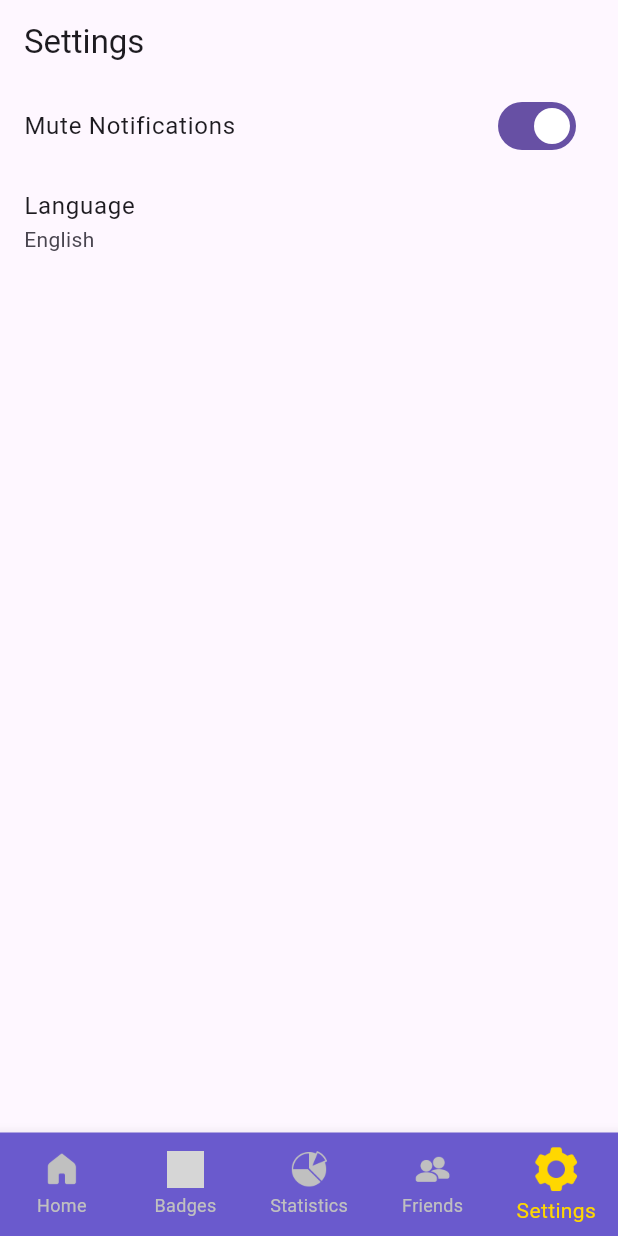
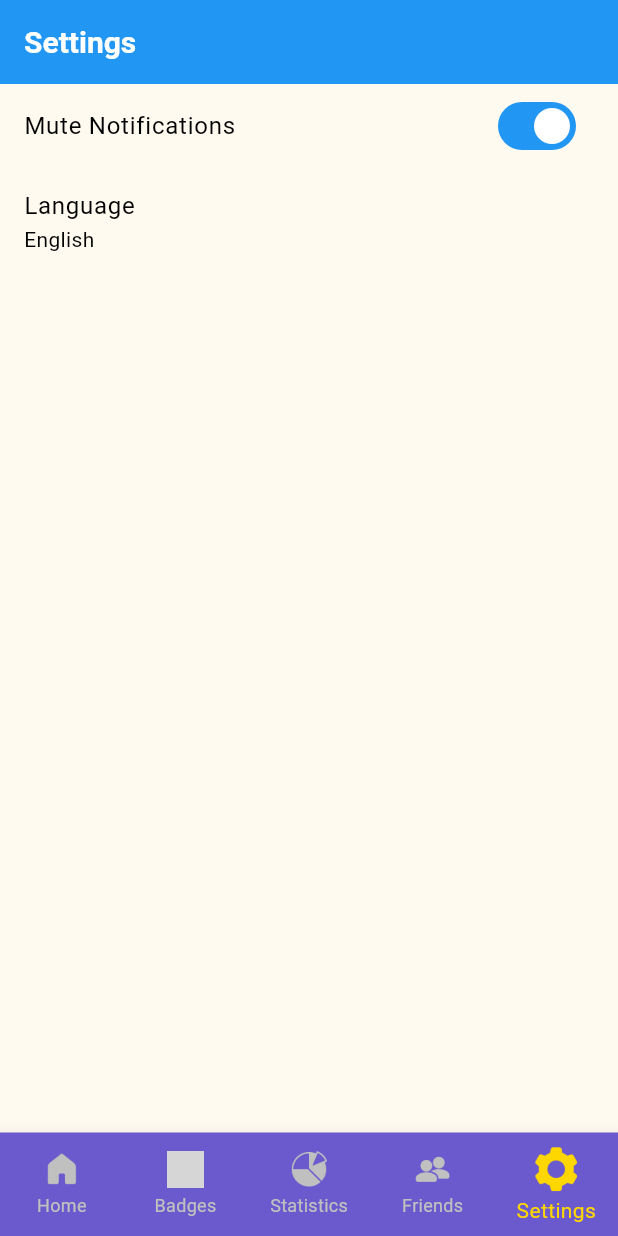
Before and after one commit to susiecamazotz/focusbuddy, a Flutter app: the screen it shows after launch, item 5 of the bottom bar chosen, after a tap on "Language", on a phone screen of 412 x 824 dp. Run offline on Flutter 3.47's test engine with Material 3 defaults, Android fonts, the phone set to English and light mode, and no system bars; our stand-ins replace sleek_circular_slider; Roboto replaces fonts that are missing (Georgia); grey boxes are pictures that could not be loaded.

Commit message:
added theme properties and time slider

```diff
--- a/lib/main.dart
+++ b/lib/main.dart
@@ -1,18 +1,20 @@
 import 'package:flutter/material.dart';
-import 'theme.dart'; // Make sure the path to theme.dart is correct
-import 'navigation.dart'; // Make sure the path to navigation.dart is correct
+import 'theme.dart'; // Import theme.dart where appThemeData is defined
+import 'navigation.dart'; // Import navigation.dart where NavigationScreen is defined
 
 void main() {
-  runApp(MyApp());
+  runApp(const MyApp());
 }
 
 class MyApp extends StatelessWidget {
+  const MyApp({super.key});
+
   @override
   Widget build(BuildContext context) {
     return MaterialApp(
-      title: 'Flutter Demo',
-      theme: appThemeData, // Make sure this is defined in theme.dart
-      home: NavigationScreen(), // Root widget with bottom navigation
+      title: 'Focus Buddy',
+      theme: appThemeData, // Use the theme data defined in theme.dart
+      home: const NavigationScreen(), // Root widget with bottom navigation
     );
   }
 }
--- a/lib/navigation.dart
+++ b/lib/navigation.dart
@@ -1,25 +1,38 @@
+// ignore_for_file: library_private_types_in_public_api
+
 import 'package:flutter/material.dart';
-import 'screens/home_screen.dart'; // Make sure you have this screen created
-import 'screens/badge_screen.dart'; // Make sure you have this screen created
-import 'screens/statistics_screen.dart'; // Make sure you have this screen created
-import 'screens/friends_screen.dart'; // Make sure you have this screen created
-import 'screens/settings_screen.dart'; // Make sure you have this screen created
+import 'screens/home_screen.dart';
+import 'screens/badge_screen.dart';
+import 'screens/statistics_screen.dart';
+import 'screens/friends_screen.dart';
+import 'screens/settings_screen.dart';
 
 class NavigationScreen extends StatefulWidget {
+  const NavigationScreen({super.key});
+
   @override
   _NavigationScreenState createState() => _NavigationScreenState();
 }
 
 class _NavigationScreenState extends State<NavigationScreen> {
   int _selectedIndex = 0;
+  bool _isTimerRunning = false; // To track timer state
 
-  static List<Widget> _widgetOptions = <Widget>[
-    HomeScreen(),
-    BadgeScreen(),
-    StatisticsScreen(),
-    FriendsScreen(),
-    SettingsScreen(),
+  List<Widget> _widgetOptions() {
+    return <Widget>[
+      HomeScreen(
+        onTimerToggle: (isRunning) {
+          setState(() {
+            _isTimerRunning = isRunning;
+          });
+        },
+      ),
+      const BadgeScreen(),
+      const StatisticsScreen(),
+      const FriendsScreen(),
+      const SettingsScreen(),
     ];
+  }
 
   void _onItemTapped(int index) {
     setState(() {
@@ -31,9 +44,11 @@ class _NavigationScreenState extends State<NavigationScreen> {
   Widget build(BuildContext context) {
     return Scaffold(
       body: Center(
-        child: _widgetOptions.elementAt(_selectedIndex),
+        child: _widgetOptions().elementAt(_selectedIndex),
       ),
-      bottomNavigationBar: BottomNavigationBar(
+      bottomNavigationBar: _isTimerRunning
+          ? null
+          : BottomNavigationBar(
               items: const <BottomNavigationBarItem>[
                 BottomNavigationBarItem(
                   icon: ImageIcon(AssetImage("assets/icons/home_icon.png")),
@@ -57,15 +72,8 @@ class _NavigationScreenState extends State<NavigationScreen> {
                 ),
               ],
               currentIndex: _selectedIndex,
-        selectedItemColor: Color(0xFFFFD700), // Selected item color
-        unselectedItemColor: Color(0xFFC0C0C0), // Unselected item color
-        backgroundColor: Color(0xFF6A5ACD), // Background color
-        selectedIconTheme: IconThemeData(size: 35), // Selected icon size
-        unselectedIconTheme: IconThemeData(size: 25), // Unselected icon size
-        selectedLabelStyle: TextStyle(fontSize: 14), // Selected label style
-        unselectedLabelStyle: TextStyle(fontSize: 12), // Unselected label style
               onTap: _onItemTapped,
-        type: BottomNavigationBarType.fixed, // Fixed type for background color
+              type: BottomNavigationBarType.fixed,
             ),
     );
   }
--- a/lib/screens/badge_screen.dart
+++ b/lib/screens/badge_screen.dart
@@ -1,14 +1,16 @@
 import 'package:flutter/material.dart';
 
 class BadgeScreen extends StatelessWidget {
+  const BadgeScreen({super.key});
+
   @override
   Widget build(BuildContext context) {
     return Scaffold(
       appBar: AppBar(
-        title: Text('Badges'),
+        title: const Text('Badges'),
       ),
       body: GridView.builder(
-        gridDelegate: SliverGridDelegateWithFixedCrossAxisCount(
+        gridDelegate: const SliverGridDelegateWithFixedCrossAxisCount(
           crossAxisCount: 3,
         ),
         itemCount: 20, // Replace with your actual number of badges
--- a/lib/screens/friends_screen.dart
+++ b/lib/screens/friends_screen.dart
@@ -1,18 +1,20 @@
 import 'package:flutter/material.dart';
 
 class FriendsScreen extends StatelessWidget {
+  const FriendsScreen({super.key});
+
   @override
   Widget build(BuildContext context) {
     return Scaffold(
       appBar: AppBar(
-        title: Text('Friends'),
+        title: const Text('Friends'),
       ),
       body: ListView.builder(
         itemCount: 10, // Replace with the actual number of friends
         itemBuilder: (context, index) {
           return ListTile(
-            leading:
-                Icon(Icons.person), // Replace with friend's avatar if available
+            leading: const Icon(
+                Icons.person), // Replace with friend's avatar if available
             title: Text('Friend ${index + 1}'),
             subtitle: Text('Status of friend ${index + 1}'),
           );
--- a/lib/screens/home_screen.dart
+++ b/lib/screens/home_screen.dart
@@ -1,91 +1,143 @@
 import 'package:flutter/material.dart';
 import 'dart:async';
+import 'package:sleek_circular_slider/sleek_circular_slider.dart';
 
 class HomeScreen extends StatefulWidget {
+  final Function(bool)? onTimerToggle; // Callback function
+
+  const HomeScreen({super.key, this.onTimerToggle});
+
   @override
+  // ignore: library_private_types_in_public_api
   _HomeScreenState createState() => _HomeScreenState();
 }
 
 class _HomeScreenState extends State<HomeScreen> {
-  static const maxSeconds = 25 * 60;
-  int seconds = maxSeconds;
+  int _currentSliderValue =
+      10; // Initialize with the minimum value i.e., 10 minutes
+  late int seconds; // Declared as late
   Timer? timer;
 
+  @override
+  void initState() {
+    super.initState();
+    seconds = _currentSliderValue * 60;
+  }
+
   void startTimer() {
-    if (timer == null || !timer!.isActive) {
-      timer = Timer.periodic(Duration(seconds: 1), (_) {
+    timer?.cancel(); // Cancel any existing timers
+    timer = Timer.periodic(const Duration(seconds: 1), (_) {
       if (seconds > 0) {
         setState(() {
           seconds--;
         });
       } else {
         timer?.cancel();
+        widget.onTimerToggle?.call(false); // Inform that the timer has stopped
       }
     });
-    }
+    widget.onTimerToggle?.call(true); // Inform that the timer has started
   }
 
   void cancelTimer() {
-    if (timer != null && timer!.isActive) {
     timer?.cancel();
-    }
     setState(() {
-      seconds = maxSeconds;
+      seconds = _currentSliderValue * 60;
     });
-  }
-
-  @override
-  void dispose() {
-    timer?.cancel();
-    super.dispose();
+    widget.onTimerToggle?.call(false); // Inform that the timer has stopped
   }
 
   @override
   Widget build(BuildContext context) {
+    bool isTimerActive = timer?.isActive ?? false;
+    double sliderSize = MediaQuery.of(context).size.width *
+        0.8; // Example size, adjust as needed
+
     return Scaffold(
       appBar: AppBar(
-        title: Text('Home'),
+        title: const Text('Focus Buddy'),
+        leading: isTimerActive
+            ? Container()
+            : null, // Hide back button when timer is active
       ),
-      body: SingleChildScrollView(
-        child: Center(
-          child: Column(
-            mainAxisAlignment: MainAxisAlignment.center,
+      body: Column(
+        crossAxisAlignment: CrossAxisAlignment.center,
         children: <Widget>[
-              SizedBox(height: 20),
-              Text(
-                '${(seconds ~/ 60).toString().padLeft(2, '0')}:${(seconds % 60).toString().padLeft(2, '0')}',
-                style: TextStyle(fontSize: 92, fontWeight: FontWeight.bold),
+          // Circular Slider with Cat Image in the center
+          Stack(
+            alignment: Alignment.center,
+            children: <Widget>[
+              SleekCircularSlider(
+                appearance: CircularSliderAppearance(
+                  size: sliderSize,
+                  angleRange: 360,
+                  startAngle: 90,
+                  customWidths: CustomSliderWidths(
+                    trackWidth: 4,
+                    progressBarWidth: 15,
+                    handlerSize: 8,
                   ),
-              SizedBox(height: 20),
-              Image.asset(
-                'assets/pets/cat.png',
-                height: MediaQuery.of(context).size.height * 0.3,
+                  customColors: CustomSliderColors(
+                    trackColor: Colors.grey[300],
+                    progressBarColor: Colors.green,
+                    dotColor: Colors.green,
                   ),
-              SizedBox(height: 20),
-              ElevatedButton(
-                onPressed: startTimer,
-                child: Text('START'),
-                style: ElevatedButton.styleFrom(
-                  primary: Colors.green,
-                  padding: EdgeInsets.symmetric(horizontal: 40, vertical: 15),
-                  textStyle:
-                      TextStyle(fontSize: 30, fontWeight: FontWeight.bold),
+                  infoProperties: InfoProperties(
+                    mainLabelStyle: const TextStyle(
+                      fontSize: 20,
+                      color: Colors.transparent,
                     ),
                   ),
-              SizedBox(height: 20), // Spacing between buttons
-              ElevatedButton(
-                onPressed: cancelTimer,
-                child: Text('CANCEL'),
-                style: ElevatedButton.styleFrom(
-                  primary: Colors.red,
-                  padding: EdgeInsets.symmetric(horizontal: 30, vertical: 10),
-                  textStyle:
-                      TextStyle(fontSize: 10, fontWeight: FontWeight.bold),
+                ),
+                initialValue: _currentSliderValue.toDouble(),
+                min: 10,
+                max: 120,
+                onChange: (double value) {
+                  setState(() {
+                    _currentSliderValue = (value ~/ 5) * 5;
+                    seconds = _currentSliderValue * 60;
+                  });
+                },
+                innerWidget: (double value) {
+                  return const SizedBox();
+                },
+              ),
+              Container(
+                width: sliderSize /
+                    2, // Adjust the size of the cat image as needed
+                height: sliderSize / 2,
+                padding: const EdgeInsets.all(
+                    20), // Add some padding to avoid overlaying the slider track
+                child: Image.asset(
+                  'assets/pets/cat.png',
+                  fit: BoxFit
+                      .contain, // Ensure the image maintains its aspect ratio
                 ),
               ),
             ],
           ),
+          // Timer Text below the Circular Slider
+          const SizedBox(
+              height:
+                  50), // Provide some spacing between the slider and the timer text
+
+          Text(
+            '${(seconds ~/ 60).toString().padLeft(2, '0')}:${(seconds % 60).toString().padLeft(2, '0')}',
+            style: const TextStyle(fontSize: 32, fontWeight: FontWeight.bold),
           ),
+        ],
+      ),
+      floatingActionButtonLocation: FloatingActionButtonLocation.centerFloat,
+      floatingActionButton: isTimerActive
+          ? FloatingActionButton.extended(
+              onPressed: cancelTimer,
+              label: const Text('CANCEL'),
+              backgroundColor: Colors.red,
+            )
+          : FloatingActionButton.extended(
+              onPressed: startTimer,
+              label: const Text('START'),
+              backgroundColor: Colors.green,
             ),
     );
   }
--- a/lib/screens/settings_screen.dart
+++ b/lib/screens/settings_screen.dart
@@ -1,24 +1,26 @@
 import 'package:flutter/material.dart';
 
 class SettingsScreen extends StatelessWidget {
+  const SettingsScreen({super.key});
+
   @override
   Widget build(BuildContext context) {
     return Scaffold(
       appBar: AppBar(
-        title: Text('Settings'),
+        title: const Text('Settings'),
       ),
       body: ListView(
         children: [
           SwitchListTile(
-            title: Text('Mute Notifications'),
+            title: const Text('Mute Notifications'),
             value: true, // Replace with actual value
             onChanged: (bool value) {
               // Handle toggle switch
             },
           ),
           ListTile(
-            title: Text('Language'),
-            subtitle: Text('English'), // Replace with actual setting
+            title: const Text('Language'),
+            subtitle: const Text('English'), // Replace with actual setting
             onTap: () {
               // Handle change language
             },
--- a/lib/screens/statistics_screen.dart
+++ b/lib/screens/statistics_screen.dart
@@ -2,6 +2,8 @@ import 'package:flutter/material.dart';
 // You would need to add a chart library to your pubspec.yaml, like fl_chart or charts_flutter
 
 class StatisticsScreen extends StatelessWidget {
+  const StatisticsScreen({super.key});
+
   @override
   Widget build(BuildContext context) {
     // This is a placeholder for a chart library widget
@@ -9,7 +11,7 @@ class StatisticsScreen extends StatelessWidget {
 
     return Scaffold(
       appBar: AppBar(
-        title: Text('Statistics'),
+        title: const Text('Statistics'),
       ),
       body: Center(
         child: chartWidget, // Replace with your actual chart widget
--- a/lib/theme.dart
+++ b/lib/theme.dart
@@ -2,6 +2,63 @@ import 'package:flutter/material.dart';
 
 final ThemeData appThemeData = ThemeData(
   primarySwatch: Colors.blue,
+  colorScheme: ColorScheme.fromSwatch().copyWith(
+    primary: Colors.blue, // primary color for the app
+    secondary:
+        Colors.amber, // used for the FloatingActionButtons and other elements
+  ),
+  bottomNavigationBarTheme: const BottomNavigationBarThemeData(
+    selectedItemColor: Color(0xFFFFD700),
+    unselectedItemColor: Color(0xFFC0C0C0),
+    backgroundColor: Color(0xFF6A5ACD),
+    selectedIconTheme: IconThemeData(size: 35),
+    unselectedIconTheme: IconThemeData(size: 25),
+    selectedLabelStyle: TextStyle(fontSize: 14),
+    unselectedLabelStyle: TextStyle(fontSize: 12),
+  ),
+  fontFamily: 'Georgia', // Specify your font here
+  scaffoldBackgroundColor: const Color(0xFFFFFAF0), // Light warm color
+  appBarTheme: const AppBarTheme(
+    color: Colors.blue,
+    elevation: 0,
+    titleTextStyle: TextStyle(
+      color: Colors.white,
+      fontSize: 20.0,
+      fontWeight: FontWeight.bold,
+    ),
+    iconTheme: IconThemeData(
+      color: Colors.white, // Adjust icon colors if needed
+    ),
+  ),
+  textTheme: const TextTheme(
+    displayLarge: TextStyle(fontSize: 72.0, fontWeight: FontWeight.bold),
+    titleLarge: TextStyle(fontSize: 36.0, fontStyle: FontStyle.italic),
+    bodyMedium: TextStyle(fontSize: 14.0, fontFamily: 'Georgia'),
+  ),
+
+  // Button themeRR
+  buttonTheme: ButtonThemeData(
+    buttonColor: Colors.orange[400],
+    textTheme: ButtonTextTheme.primary,
+    shape: RoundedRectangleBorder(
+      borderRadius: BorderRadius.circular(20.0),
+    ),
+  ),
+  // Card theme
+  cardTheme: CardTheme(
+    color: Colors.white,
+    shadowColor: Colors.orange.shade100,
+    elevation: 5,
+    margin: const EdgeInsets.all(10),
+    shape: RoundedRectangleBorder(
+      borderRadius: BorderRadius.circular(15.0),
+    ),
+  ),
+  // Floating Action Button theme
+  floatingActionButtonTheme: FloatingActionButtonThemeData(
+    backgroundColor: Colors.orange[600],
+    foregroundColor: Colors.white,
+  ),
+  // Define other theme properties you need
   visualDensity: VisualDensity.adaptivePlatformDensity,
-  // Define other theme properties you need
 );
--- a/lib/widgets/custom_button.dart
+++ b/lib/widgets/custom_button.dart
@@ -5,10 +5,10 @@ class CustomButton extends StatelessWidget {
   final VoidCallback onPressed;
 
   const CustomButton({
-    Key? key,
+    super.key,
     required this.label,
     required this.onPressed,
-  }) : super(key: key);
+  });
 
   @override
   Widget build(BuildContext context) {
```
Also changed, not shown: pubspec.yaml (+7 -0 lines), pubspec.lock. Lines whose indentation alone changed are shown as unchanged.
